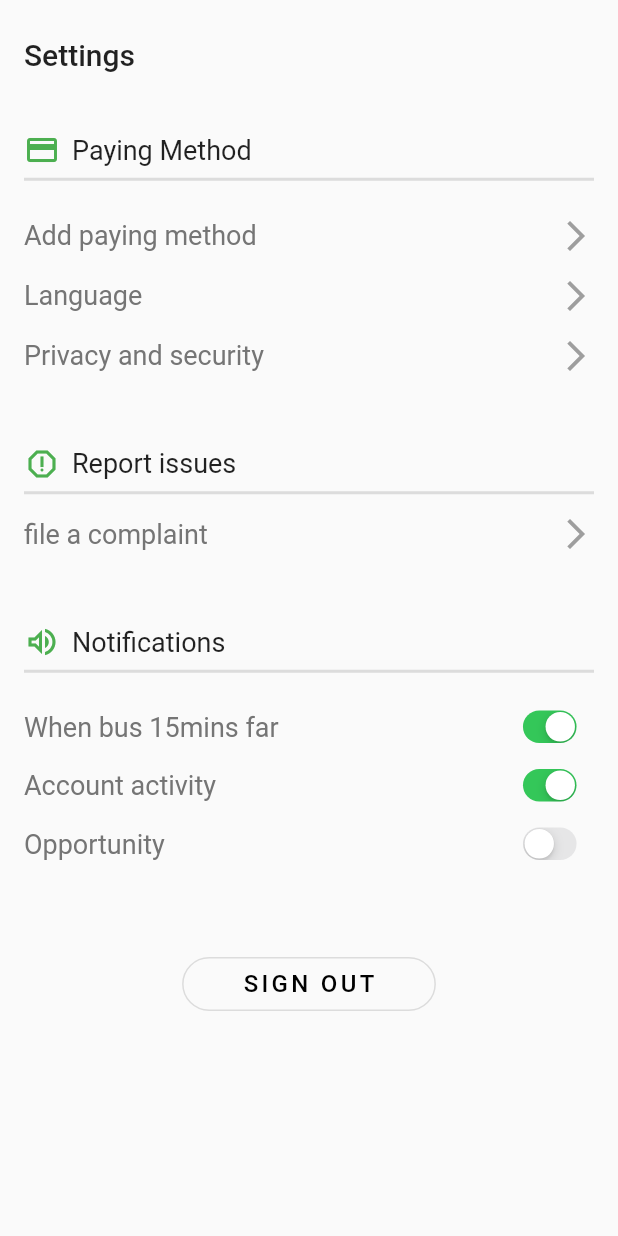
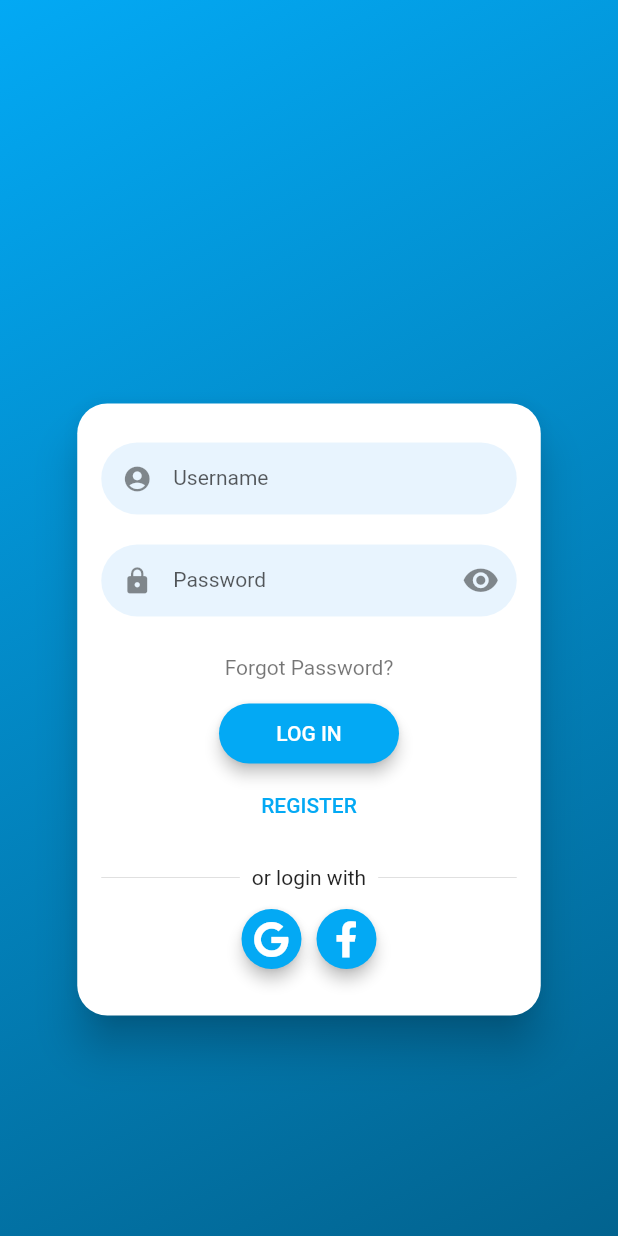
Before and after one commit to Coding-Ideas-IO/Ticketing-systems, a Flutter app: the ThirdTab screen opened directly, after a tap on "SIGN OUT", on a phone screen of 412 x 824 dp. Run offline on Flutter 3.47's test engine with Material 2 defaults, Android fonts, the phone set to English and light mode, and no system bars; drawn by our look-alikes of flutter_login; our stand-ins replace font_awesome_flutter, qr_flutter; network calls fail.

Commit message:
Login screen

```diff
--- a/lib/screens/editusers.dart
+++ b/lib/screens/editusers.dart
@@ -122,7 +122,7 @@ class _FourthTabState extends State<FourthTab> {
               SizedBox(
                 height: 35,
               ),
-              buildTextField("Full Name", "Angeli Monterrosa", false),
+              buildTextField("Full Name", "Angeli Smith", false),
               buildTextField("E-mail", "angeli@gmail.com", false),
               buildTextField("Password", "********", true),
               buildTextField("Location", "Cayo, Belmopan", false),
--- /dev/null
+++ b/lib/screens/login.dart
@@ -0,0 +1,115 @@
+import 'package:flutter/material.dart';
+import 'package:flutter_login/flutter_login.dart';
+import 'package:font_awesome_flutter/font_awesome_flutter.dart';
+import 'package:ticket_system/components/navigator.dart';
+
+
+const users = const {
+  'admin@gmail.com': '12345',
+
+};
+
+class LoginScreen extends StatelessWidget {
+  final fieldText = TextEditingController();
+
+  void clearText() {
+    fieldText.clear();
+  }
+  Duration get loginTime => Duration(milliseconds: 2250);
+
+  Future<String> _authUser(LoginData data) {
+    //print('Name: ${data.name}, Password: ${data.password}');
+    clearText();
+    return Future.delayed(loginTime).then((_) {
+      if (!users.containsKey(data.name)) {
+        return 'User not exists';
+      }
+      if (users[data.name] != data.password) {
+        return 'Password does not match';
+      }
+      return null;
+    });
+
+  }
+
+  Future<String> _recoverPassword(String name) {
+    print('Name: $name');
+    return Future.delayed(loginTime).then((_) {
+      if (!users.containsKey(name)) {
+        clearText();
+        return 'User not exists';
+      }
+      return null;
+    });
+  }
+
+  @override
+  Widget build(BuildContext context) {
+     SizedBox(height: 16);
+    return FlutterLogin(
+      //title: 'Coding Ideas IO',
+      //logo: 'assets/coding ideas.png',
+
+      onLogin: _authUser,
+      onSignup: _authUser,
+      loginProviders: <LoginProvider>[
+          LoginProvider(
+            icon: FontAwesomeIcons.google,
+            callback: () async {
+              print('start google sign in');
+              await Future.delayed(loginTime);
+              print('stop google sign in');
+              return null;
+            },
+          ),
+          LoginProvider(
+            icon: FontAwesomeIcons.facebookF,
+            callback: () async {
+              print('start facebook sign in');
+              await Future.delayed(loginTime);
+              print('stop facebook sign in');
+              return null;
+            },
+          ),
+
+
+        ],
+      onSubmitAnimationCompleted: () {
+        Navigator.of(context).pushReplacement(MaterialPageRoute(
+          builder: (context) => MyNavigatorState(),
+        ));
+      },
+      onRecoverPassword: _recoverPassword,
+      messages: LoginMessages(
+        userHint: 'Username',
+        passwordHint: 'Password',
+        confirmPasswordHint: 'Confirm Password',
+        loginButton: 'LOG IN',
+        signupButton: 'REGISTER',
+        //forgotPasswordButton: 'Forgot huh?',
+        //recoverPasswordButton: 'HELP ME',
+        goBackButton: 'GO BACK',
+        confirmPasswordError: 'Not match!',
+        recoverPasswordDescription:
+            'Click on "RECOVER and check your email for the link to reset your password.',
+        recoverPasswordSuccess: 'Process was successful',
+      ),
+      theme: LoginTheme(
+          inputTheme: InputDecorationTheme(
+          filled: true,
+          fillColor: Colors.blue.withOpacity(.1),
+
+
+      ),
+      buttonTheme: LoginButtonTheme(
+
+         // backgroundColor: Colors.pinkAccent,
+
+
+
+      ),
+      )
+
+    );
+  }
+}
--- a/lib/screens/settings.dart
+++ b/lib/screens/settings.dart
@@ -33,6 +33,7 @@ import 'package:flutter/cupertino.dart';
 import 'package:flutter/material.dart';
 import 'package:ticket_system/components/navigator.dart';
 import 'package:ticket_system/screens/editusers.dart';
+import 'package:ticket_system/screens/login.dart';
 
 class ThirdTab extends StatefulWidget {
   @override
@@ -153,7 +154,12 @@ class _ThirdTabState extends State<ThirdTab> {
                 padding: EdgeInsets.symmetric(horizontal: 40),
                 shape: RoundedRectangleBorder(
                     borderRadius: BorderRadius.circular(20)),
-                onPressed: () {},
+                onPressed: () {
+  Navigator.push(
+    context,
+    MaterialPageRoute(builder: (context) => LoginScreen()),
+  );
+},
                 child: Text("SIGN OUT",
                     style: TextStyle(
                         fontSize: 16, letterSpacing: 2.2, color: Colors.black)),
```
Also changed, not shown: lib/main.dart (+6 -3 lines), pubspec.yaml (+5 -2 lines), assets/coding ideas.png (added), pubspec.lock.
